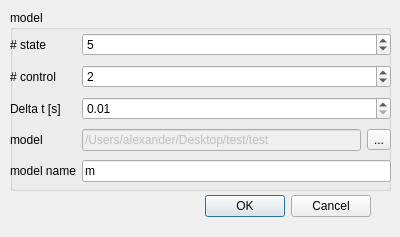
Before: the Qt Designer form form/addmodeldialog.ui in ekaradon-Alexander/Formation-Reconfiguration-HIL-Client, drawn with Qt 5.
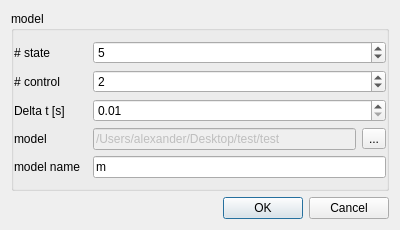
After: the same form once the commit is applied.

What changed in the file:
```diff
--- a/form/addmodeldialog.ui
+++ b/form/addmodeldialog.ui
@@ -7,52 +7,41 @@
     <x>0</x>
     <y>0</y>
     <width>400</width>
-    <height>237</height>
+    <height>230</height>
    </rect>
   </property>
   <property name="windowTitle">
    <string>Add Model</string>
   </property>
-  <widget class="QDialogButtonBox" name="buttonBox">
-   <property name="geometry">
-    <rect>
-     <x>30</x>
-     <y>190</y>
-     <width>341</width>
-     <height>32</height>
-    </rect>
-   </property>
-   <property name="orientation">
-    <enum>Qt::Horizontal</enum>
-   </property>
-   <property name="standardButtons">
-    <set>QDialogButtonBox::Cancel|QDialogButtonBox::Ok</set>
-   </property>
-  </widget>
+  <layout class="QGridLayout" name="gridLayout_3">
+   <item row="0" column="0">
   <widget class="QGroupBox" name="groupBox">
-   <property name="geometry">
-    <rect>
-     <x>10</x>
-     <y>10</y>
-     <width>381</width>
-     <height>181</height>
-    </rect>
-   </property>
    <property name="title">
     <string>model</string>
    </property>
-   <widget class="QWidget" name="formLayoutWidget">
-    <property name="geometry">
-     <rect>
-      <x>0</x>
-      <y>20</y>
-      <width>381</width>
-      <height>159</height>
-     </rect>
-    </property>
+     <layout class="QGridLayout" name="gridLayout_2">
+      <property name="leftMargin">
+       <number>0</number>
+      </property>
+      <property name="topMargin">
+       <number>0</number>
+      </property>
+      <property name="rightMargin">
+       <number>0</number>
+      </property>
+      <property name="bottomMargin">
+       <number>0</number>
+      </property>
+      <item row="0" column="0">
     <layout class="QGridLayout" name="gridLayout">
      <item row="0" column="0">
       <widget class="QLabel" name="label">
+          <property name="sizePolicy">
+           <sizepolicy hsizetype="Preferred" vsizetype="Preferred">
+            <horstretch>1</horstretch>
+            <verstretch>0</verstretch>
+           </sizepolicy>
+          </property>
        <property name="text">
         <string># state</string>
        </property>
@@ -60,6 +49,12 @@
      </item>
      <item row="0" column="1">
       <widget class="QSpinBox" name="nState">
+          <property name="sizePolicy">
+           <sizepolicy hsizetype="Minimum" vsizetype="Fixed">
+            <horstretch>4</horstretch>
+            <verstretch>0</verstretch>
+           </sizepolicy>
+          </property>
        <property name="minimum">
         <number>3</number>
        </property>
@@ -163,8 +158,21 @@
       </layout>
      </item>
     </layout>
-   </widget>
-  </widget>
+      </item>
+     </layout>
+    </widget>
+   </item>
+   <item row="1" column="0">
+    <widget class="QDialogButtonBox" name="buttonBox">
+     <property name="orientation">
+      <enum>Qt::Horizontal</enum>
+     </property>
+     <property name="standardButtons">
+      <set>QDialogButtonBox::Cancel|QDialogButtonBox::Ok</set>
+     </property>
+    </widget>
+   </item>
+  </layout>
  </widget>
  <tabstops>
   <tabstop>nState</tabstop>
```
Left out of the diff: 3 changed lines with no effect on the pictures. Lines whose indentation alone changed are shown as unchanged.
